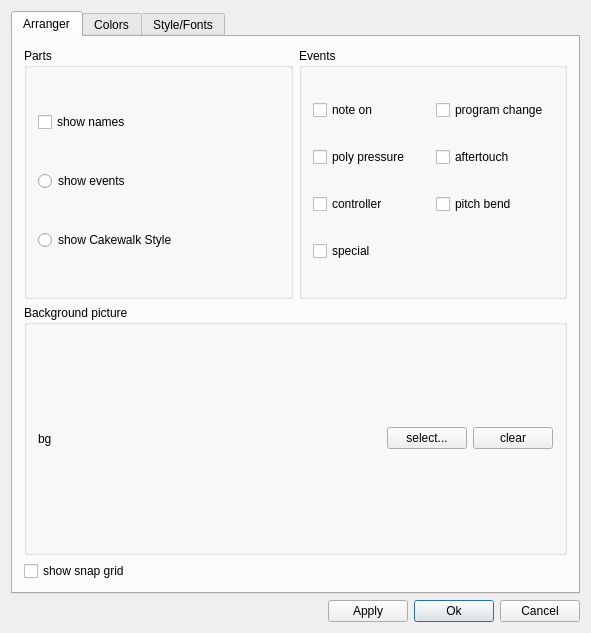
emrum/muse, file muse2/muse/widgets/appearancebase.ui: the form before one commit.
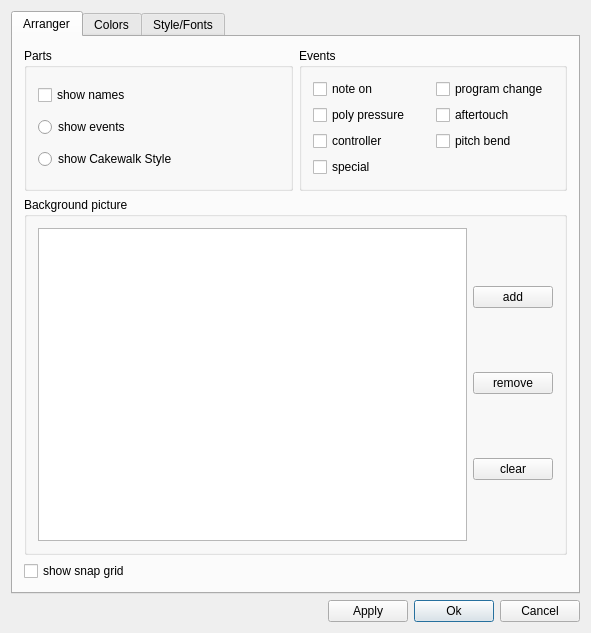
The form after the commit.

Commit message: Added improved background selection dialog.

```diff
--- a/muse2/muse/widgets/appearancebase.ui
+++ b/muse2/muse/widgets/appearancebase.ui
@@ -141,39 +141,41 @@
          <property name="title">
           <string>Background picture</string>
          </property>
-         <layout class="QHBoxLayout">
-          <property name="spacing">
-           <number>6</number>
-          </property>
-          <property name="margin">
-           <number>11</number>
-          </property>
+         <layout class="QHBoxLayout" name="horizontalLayout_2">
           <item>
-           <widget class="QLabel" name="currentBgLabel">
-            <property name="sizePolicy">
-             <sizepolicy hsizetype="Expanding" vsizetype="Minimum">
-              <horstretch>0</horstretch>
-              <verstretch>0</verstretch>
-             </sizepolicy>
+           <widget class="QTreeWidget" name="backgroundTree">
+            <property name="uniformRowHeights">
+             <bool>true</bool>
             </property>
-            <property name="text">
-             <string>bg</string>
+            <property name="itemsExpandable">
+             <bool>true</bool>
             </property>
-            <property name="alignment">
-             <set>Qt::AlignLeading|Qt::AlignLeft|Qt::AlignVCenter</set>
+            <property name="allColumnsShowFocus">
+             <bool>true</bool>
             </property>
-            <property name="wordWrap">
+            <attribute name="headerVisible">
              <bool>false</bool>
-            </property>
-            <property name="indent">
-             <number>-1</number>
+            </attribute>
+            <column>
+             <property name="text">
+              <string notr="true">1</string>
+             </property>
+            </column>
+           </widget>
+          </item>
+          <item>
+           <layout class="QVBoxLayout" name="verticalLayout_2">
+            <item>
+             <widget class="QPushButton" name="addBgButton">
+              <property name="text">
+               <string>add</string>
             </property>
            </widget>
           </item>
           <item>
-           <widget class="QPushButton" name="selectBgButton">
+             <widget class="QPushButton" name="removeBgButton">
             <property name="text">
-             <string>select...</string>
+               <string>remove</string>
             </property>
            </widget>
           </item>
@@ -185,6 +187,8 @@
            </widget>
           </item>
          </layout>
+          </item>
+         </layout>
         </widget>
        </item>
        <item row="2" column="0" colspan="2">
```
Left out of the diff: 1 changed line with no effect on the pictures. Lines whose indentation alone changed are shown as unchanged. The commit also changes 7 other files.
